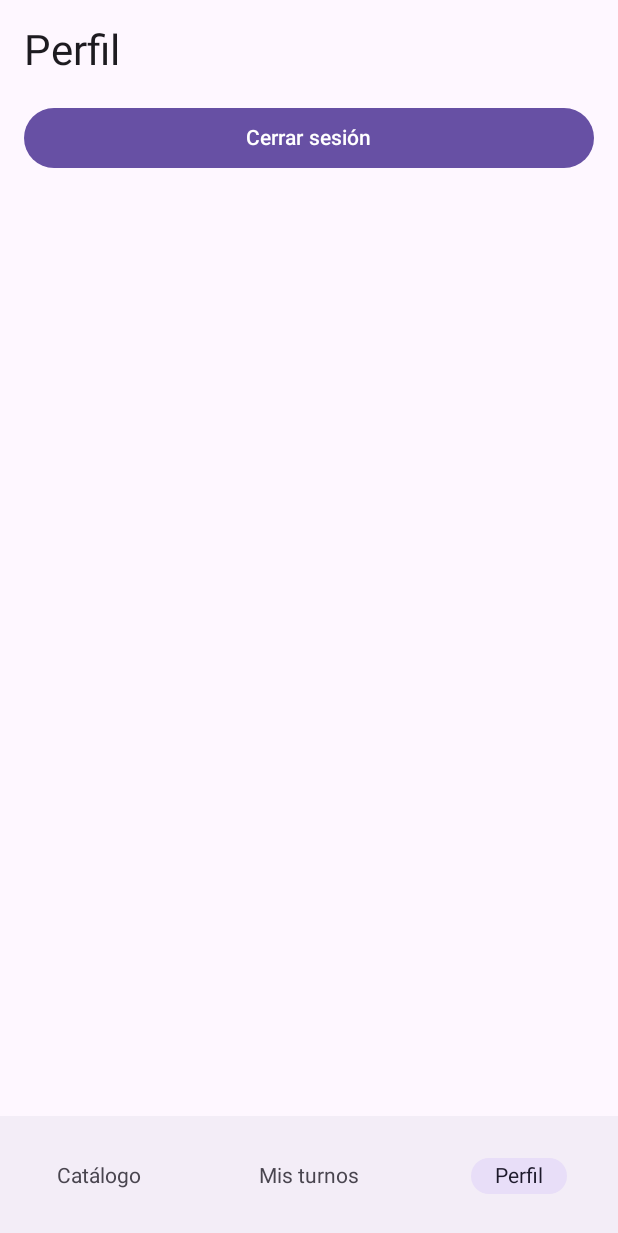
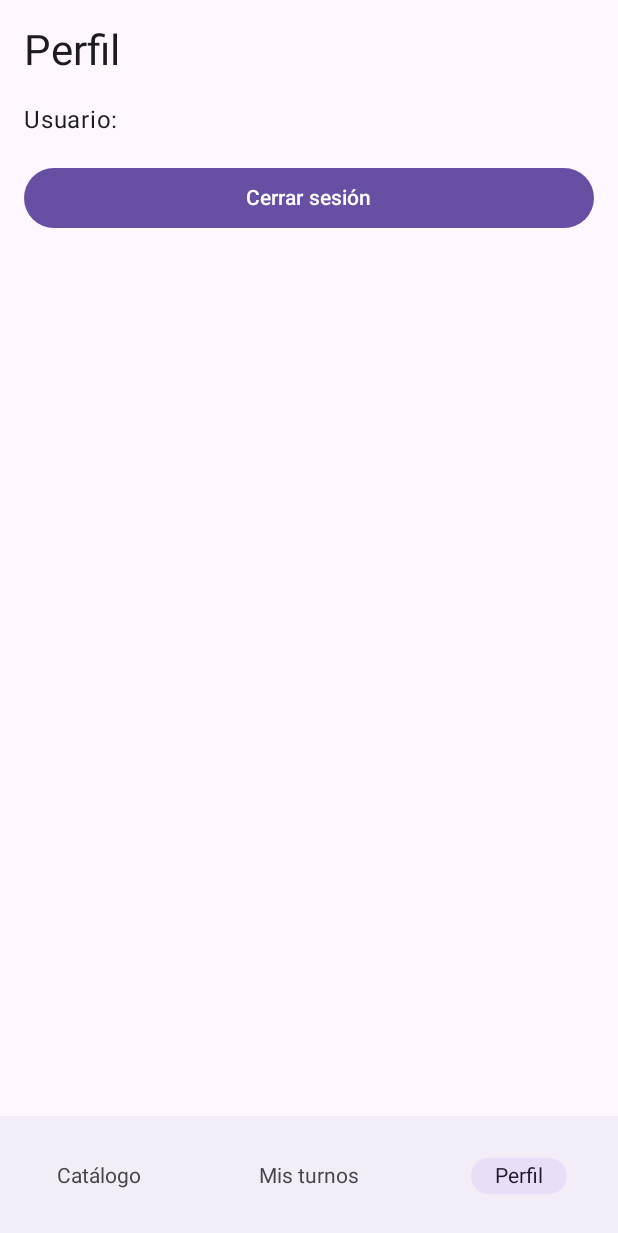
Before and after one commit to programacion-vaccarezza/kmp-app, an Android app built with Jetpack Compose: the composable MainScreen shown on its own in the app's theme, item 3 of the bottom bar chosen, on a phone screen of 412 x 824 dp. Shown: the top 1233 px of the screen. Run offline under Robolectric (Android 15) with nearby library versions, the phone set to English and light mode, and no system bars; our stand-ins replace Voyager.

Commit message:
feat: show user in profile and clear session on logout

```diff
--- a/shared/src/commonMain/kotlin/org/example/project/network/Session.kt
+++ b/shared/src/commonMain/kotlin/org/example/project/network/Session.kt
@@ -10,9 +10,13 @@ object Session {
     var login: String? = null
     var expired by mutableStateOf(false)
 
-    fun expire() {
+    fun clear() {
         token = null
         login = null
+    }
+
+    fun expire() {
+        clear()
         expired = true
     }
 }
--- a/shared/src/commonMain/kotlin/org/example/project/screen/ProfileScreen.kt
+++ b/shared/src/commonMain/kotlin/org/example/project/screen/ProfileScreen.kt
@@ -15,6 +15,7 @@ import androidx.compose.ui.unit.dp
 import cafe.adriel.voyager.navigator.LocalNavigator
 import cafe.adriel.voyager.navigator.Navigator
 import cafe.adriel.voyager.navigator.currentOrThrow
+import org.example.project.network.Session
 
 class ProfileScreen {
 
@@ -33,8 +34,14 @@ class ProfileScreen {
                 style = MaterialTheme.typography.headlineMedium
             )
             Spacer(Modifier.height(16.dp))
+            Text(
+                text = "Usuario: ${Session.login ?: ""}",
+                style = MaterialTheme.typography.bodyLarge
+            )
+            Spacer(Modifier.height(16.dp))
             Button(
                 onClick = {
+                    Session.clear()
                     navigator.replaceAll(LoginScreen())
                 },
                 modifier = Modifier.fillMaxWidth()
```
